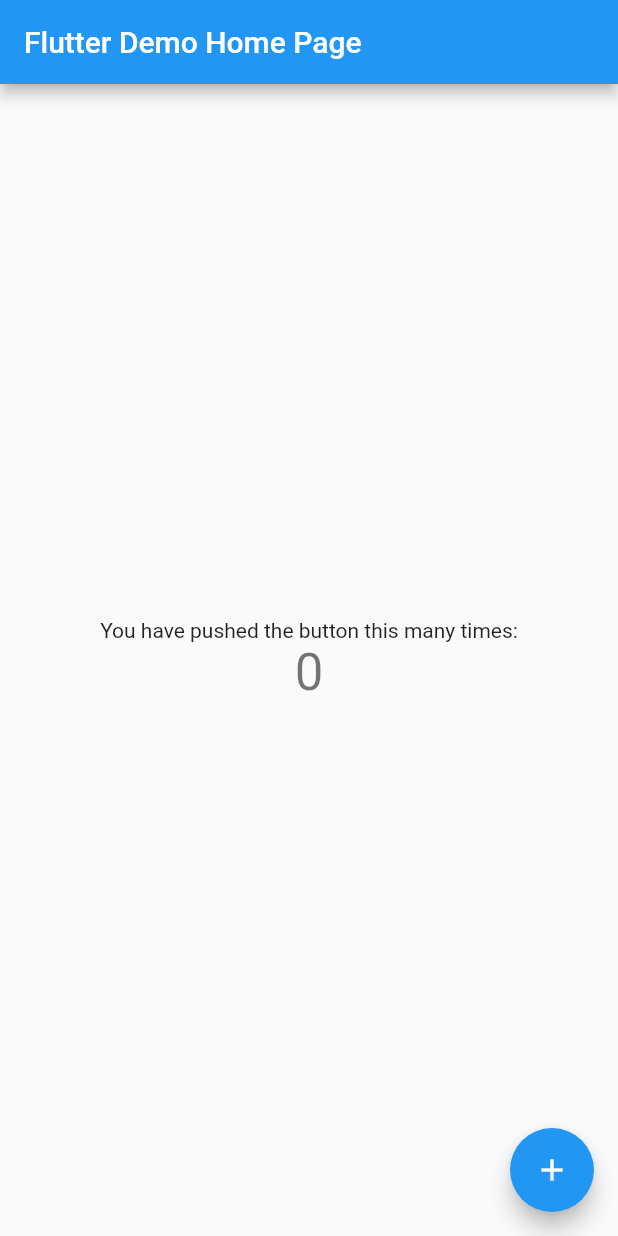
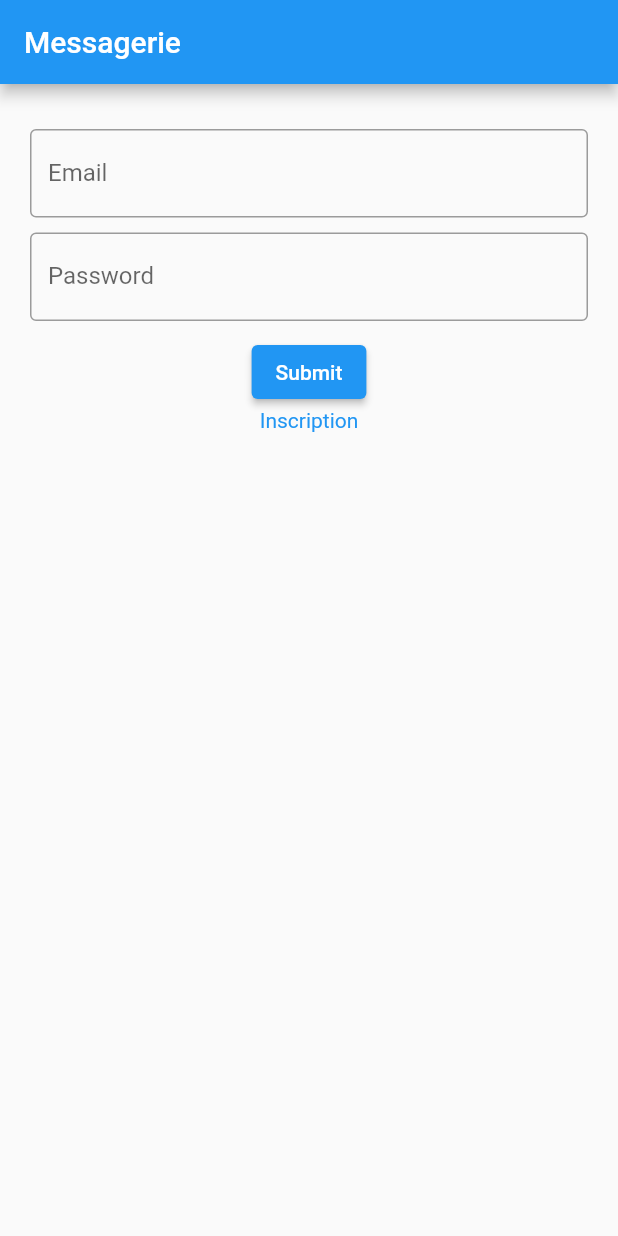
Before and after one commit to GACQUADRO/mesagerie, a Flutter app: the screen it shows after launch, on a phone screen of 412 x 824 dp. Run offline on Flutter 3.47's test engine with Material 2 defaults, Android fonts, the phone set to English and light mode, and no system bars.

Commit message:
:poop::poop::poop:

```diff
--- a/lib/main.dart
+++ b/lib/main.dart
@@ -1,115 +1,106 @@
 import 'package:flutter/material.dart';
+import 'package:mesagerie/register.dart';
 
-void main() {
-  runApp(const MyApp());
-}
+
+void main() => runApp(const MyApp());
 
 class MyApp extends StatelessWidget {
   const MyApp({Key? key}) : super(key: key);
 
-  // This widget is the root of your application.
+  static const String _title = 'Messagerie';
+
   @override
   Widget build(BuildContext context) {
     return MaterialApp(
-      title: 'Flutter Demo',
-      theme: ThemeData(
-        // This is the theme of your application.
-        //
-        // Try running your application with "flutter run". You'll see the
-        // application has a blue toolbar. Then, without quitting the app, try
-        // changing the primarySwatch below to Colors.green and then invoke
-        // "hot reload" (press "r" in the console where you ran "flutter run",
-        // or simply save your changes to "hot reload" in a Flutter IDE).
-        // Notice that the counter didn't reset back to zero; the application
-        // is not restarted.
-        primarySwatch: Colors.blue,
+      title: _title,
+      home: Scaffold(
+        appBar: AppBar(title: const Text(_title)),
+        body: const MyStatefulWidget(),
       ),
-      home: const MyHomePage(title: 'Flutter Demo Home Page'),
     );
   }
 }
 
-class MyHomePage extends StatefulWidget {
-  const MyHomePage({Key? key, required this.title}) : super(key: key);
-
-  // This widget is the home page of your application. It is stateful, meaning
-  // that it has a State object (defined below) that contains fields that affect
-  // how it looks.
-
-  // This class is the configuration for the state. It holds the values (in this
-  // case the title) provided by the parent (in this case the App widget) and
-  // used by the build method of the State. Fields in a Widget subclass are
-  // always marked "final".
-
-  final String title;
+class MyStatefulWidget extends StatefulWidget {
+  const MyStatefulWidget({Key? key}) : super(key: key);
 
   @override
-  State<MyHomePage> createState() => _MyHomePageState();
+  State<MyStatefulWidget> createState() => _MyStatefulWidgetState();
 }
 
-class _MyHomePageState extends State<MyHomePage> {
-  int _counter = 0;
+class _MyStatefulWidgetState extends State<MyStatefulWidget> {
+  final GlobalKey<FormState> _formKey = GlobalKey<FormState>();
 
-  void _incrementCounter() {
-    setState(() {
-      // This call to setState tells the Flutter framework that something has
-      // changed in this State, which causes it to rerun the build method below
-      // so that the display can reflect the updated values. If we changed
-      // _counter without calling setState(), then the build method would not be
-      // called again, and so nothing would appear to happen.
-      _counter++;
-    });
+  @override
+  Widget build(BuildContext context) {
+    // TODO: implement build
+    return Scaffold(
+        body: Container(
+          child: bodyPage(),
+          padding: EdgeInsets.all(20),
+        ));
   }
 
   @override
-  Widget build(BuildContext context) {
-    // This method is rerun every time setState is called, for instance as done
-    // by the _incrementCounter method above.
-    //
-    // The Flutter framework has been optimized to make rerunning build methods
-    // fast, so that you can just rebuild anything that needs updating rather
-    // than having to individually change instances of widgets.
-    return Scaffold(
-      appBar: AppBar(
-        // Here we take the value from the MyHomePage object that was created by
-        // the App.build method, and use it to set our appbar title.
-        title: Text(widget.title),
+  Widget bodyPage() {
+    return Form(
+      key: _formKey,
+      child: Column(
+        children: <Widget>[
+          SizedBox(height: 10),
+          TextFormField(
+            //obscureText: true,
+            decoration: InputDecoration(
+              border: OutlineInputBorder(),
+              labelText: 'Email',
+            ),
+            validator: (String? value) {
+              if (value == null || value.isEmpty) {
+                return 'Please enter a mail';
+              }
+              return null;
+            },
+          ),
+          SizedBox(height: 10),
+          TextFormField(
+            obscureText: true,
+            decoration: InputDecoration(
+              border: OutlineInputBorder(),
+              labelText: 'Password',
+            ),
+            validator: (String? value) {
+              if (value == null || value.isEmpty) {
+                return 'Please enter a password';
+              }
+              return null;
+            },
+          ),
+          SizedBox(height: 10),
+          ElevatedButton(
+            onPressed: () {
+              // Validate will return true if the form is valid, or false if
+              // the form is invalid.
+              if (_formKey.currentState!.validate()) {
+                // Process data.
+              }
+            },
+            child: const Text('Submit'),
+          ),
+         InkWell(
+            child: Text(
+              "Inscription",
+              style: TextStyle(color: Colors.blue),
+            ),
+            onTap: () {
+              print("J'ai tappé une fois");
+              Navigator.push(context,
+                  MaterialPageRoute(builder: (BuildContext context) {
+                    return register();
+                  }));
+            },
+          ),
+        ],
       ),
-      body: Center(
-        // Center is a layout widget. It takes a single child and positions it
-        // in the middle of the parent.
-        child: Column(
-          // Column is also a layout widget. It takes a list of children and
-          // arranges them vertically. By default, it sizes itself to fit its
-          // children horizontally, and tries to be as tall as its parent.
-          //
-          // Invoke "debug painting" (press "p" in the console, choose the
-          // "Toggle Debug Paint" action from the Flutter Inspector in Android
-          // Studio, or the "Toggle Debug Paint" command in Visual Studio Code)
-          // to see the wireframe for each widget.
-          //
-          // Column has various properties to control how it sizes itself and
-          // how it positions its children. Here we use mainAxisAlignment to
-          // center the children vertically; the main axis here is the vertical
-          // axis because Columns are vertical (the cross axis would be
-          // horizontal).
-          mainAxisAlignment: MainAxisAlignment.center,
-          children: <Widget>[
-            const Text(
-              'You have pushed the button this many times:',
-            ),
-            Text(
-              '$_counter',
-              style: Theme.of(context).textTheme.headline4,
-            ),
-          ],
-        ),
-      ),
-      floatingActionButton: FloatingActionButton(
-        onPressed: _incrementCounter,
-        tooltip: 'Increment',
-        child: const Icon(Icons.add),
-      ), // This trailing comma makes auto-formatting nicer for build methods.
     );
   }
 }
```
Also changed, not shown: lib/register.dart (added, +84 -0 lines).
